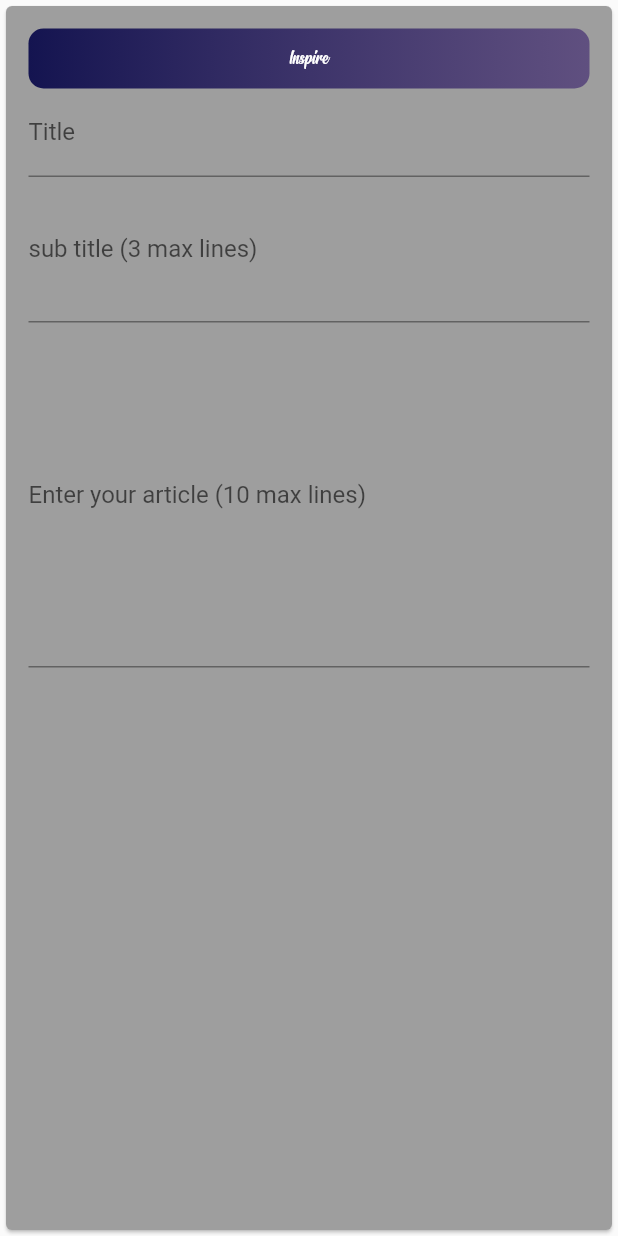
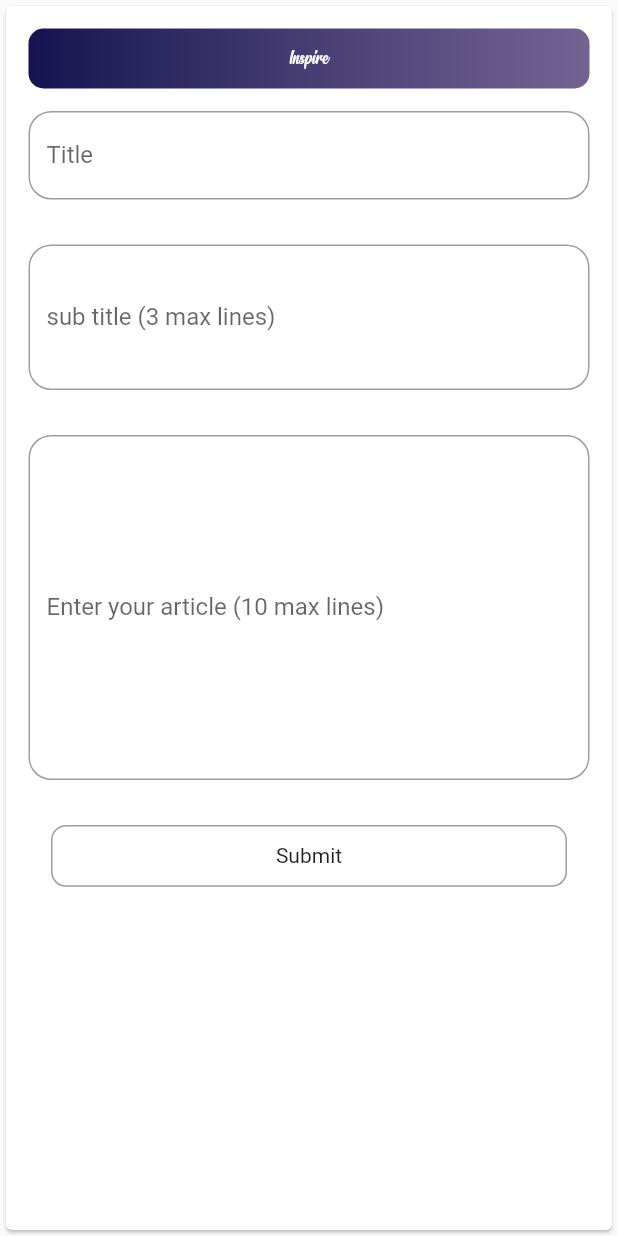
Before and after one commit to parthav09/fluttershare, a Flutter app: the Idea screen opened directly, on a phone screen of 412 x 824 dp. Run offline on Flutter 3.47's test engine with Material 2 defaults, Android fonts, the phone set to English and light mode, and no system bars; our stand-ins replace cloud_firestore, flutter_svg, google_sign_in; accounts and stored records are empty.

Commit message:
changed UI for user input

```diff
--- a/lib/pages/idea.dart
+++ b/lib/pages/idea.dart
@@ -1,18 +1,39 @@
 import 'package:flutter/foundation.dart';
 import 'package:flutter/material.dart';
 
-class Idea extends StatelessWidget {
+class Idea extends StatefulWidget {
+  @override
+  _IdeaState createState() => _IdeaState();
+}
+
+class _IdeaState extends State<Idea> {
+  String title;
+  String subtitle;
+  String desc;
   final subFocusNode = FocusNode();
+
   final articleFocusNode = FocusNode();
+
+  final _form = GlobalKey<FormState>();
+
+  void handlesubmission() {
+    _form.currentState.validate();
+    _form.currentState.save();
+    print(title+subtitle+desc);
+    setState(() {
+      _form.currentState.reset();
+    });
+    print("It has been submitted");
+  }
 
   @override
   Widget build(BuildContext context) {
     return Scaffold(
       body: Card(
-        color: Colors.grey,
         child: Padding(
           padding: EdgeInsets.all(15),
           child: Form(
+            key: _form,
             child: ListView(
               children: <Widget>[
                 Container(
@@ -36,29 +57,86 @@ class Idea extends StatelessWidget {
                     ),
                   ),
                 ),
-                TextFormField(
-                  decoration: InputDecoration(labelText: 'Title'),
+                Padding(
+                  padding: EdgeInsets.symmetric(vertical: 15),
+                  child: TextFormField(
+                    validator: (value) {
+                      if (value.isEmpty && value.length < 8) {
+                        return "Minimum charater for this field is 10";
+                      }
+                      return null;
+                    },
+                    decoration: InputDecoration(labelText: 'Title', border: OutlineInputBorder(borderRadius: BorderRadius.circular(15),borderSide: BorderSide(color: Colors.grey))),
                     textInputAction: TextInputAction.next,
                     onFieldSubmitted: (_) {
                       FocusScope.of(context).requestFocus(subFocusNode);
                     },
+                    onSaved: (value){
+                      title=value;
+                    },
                   ),
-                TextFormField(
+                ),
+                Padding(
+                  padding: EdgeInsets.symmetric(vertical: 15),
+                  child: TextFormField(
+                    validator: (value) {
+                      if (value.isEmpty && value.length < 1) {
+                        return "Minimum charater for this field is 10";
+                      }
+                      return null;
+                    },
                     focusNode: subFocusNode,
                     decoration:
-                      InputDecoration(labelText: 'sub title (3 max lines)'),
+                        InputDecoration(labelText: 'sub title (3 max lines)', border: OutlineInputBorder(borderRadius: BorderRadius.circular(15),borderSide: BorderSide(color: Colors.grey))),
                     keyboardType: TextInputType.multiline,
                     maxLines: 3,
                     onFieldSubmitted: (_) {
                       FocusScope.of(context).requestFocus(articleFocusNode);
                     },
+                    onSaved: (value){
+                      subtitle= value;
+                    },
                   ),
-                TextFormField(
+                ),
+                Padding(
+                  padding: EdgeInsets.symmetric(vertical: 15),
+                  child: TextFormField(
+                    validator: (value) {
+                      if (value.isEmpty && value.length < 5) {
+                        return "Minimum charater for this field is 10";
+                      }
+                      return null;
+                    },
                     focusNode: articleFocusNode,
                     decoration: InputDecoration(
-                      labelText: 'Enter your article (10 max lines)'),
+                        labelText: 'Enter your article (10 max lines)', border: OutlineInputBorder(borderRadius: BorderRadius.circular(15), borderSide: BorderSide(
+                      color: Colors.grey
+                    ))),
                     keyboardType: TextInputType.multiline,
                     maxLines: 10,
+                    onSaved: (value){
+                      desc=value;
+                    },
+                  ),
+                ),
+                Padding(
+                  padding: EdgeInsets.all(15),
+                  child: InkWell(
+                    onTap: handlesubmission,
+                    splashColor: Colors.purple,
+                    borderRadius: BorderRadius.circular(10),
+                    child: Container(
+                      decoration: BoxDecoration(
+                        borderRadius: BorderRadius.circular(10),
+                        border: Border.all(color: Colors.grey),
+                      ),
+                      alignment: Alignment.center,
+                      height: MediaQuery.of(context).size.height * 0.05,
+                      child: Text(
+                        "Submit",
+                      ),
+                    ),
+                  ),
                 ),
               ],
             ),
```
Also changed, not shown: 1 other file. Lines whose indentation alone changed are shown as unchanged.
